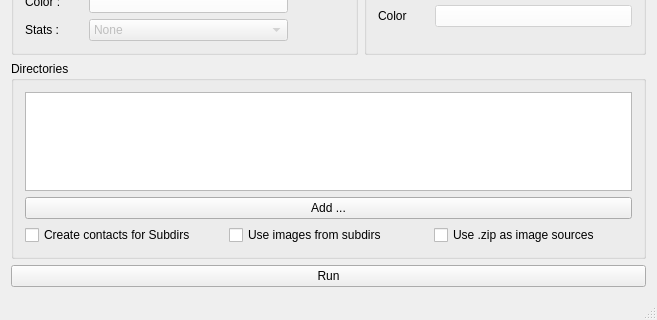
TouchTone/make_contact, file mc_main.ui: the form before one commit; both pictures show x 0 to 657 and y 416 to 736 of the 657 by 736 pixel window.
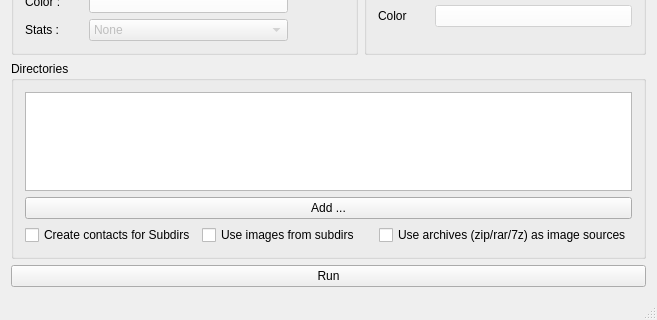
The form after the commit. Custom widgets are drawn as their Qt base class.

Commit message: Cleanup rename, add rar/7z support

The edit to the form file:
```diff
--- a/mc_main.ui
+++ b/mc_main.ui
@@ -1353,7 +1353,7 @@
        <item row="2" column="2">
         <widget class="QCheckBox" name="dirsZipB">
          <property name="text">
-          <string>Use .zip as image sources</string>
+          <string>Use archives (zip/rar/7z) as image sources</string>
          </property>
         </widget>
        </item>
```
Left out of the diff: 2 changed lines with no effect on the pictures. The commit also changes 2 other files.
